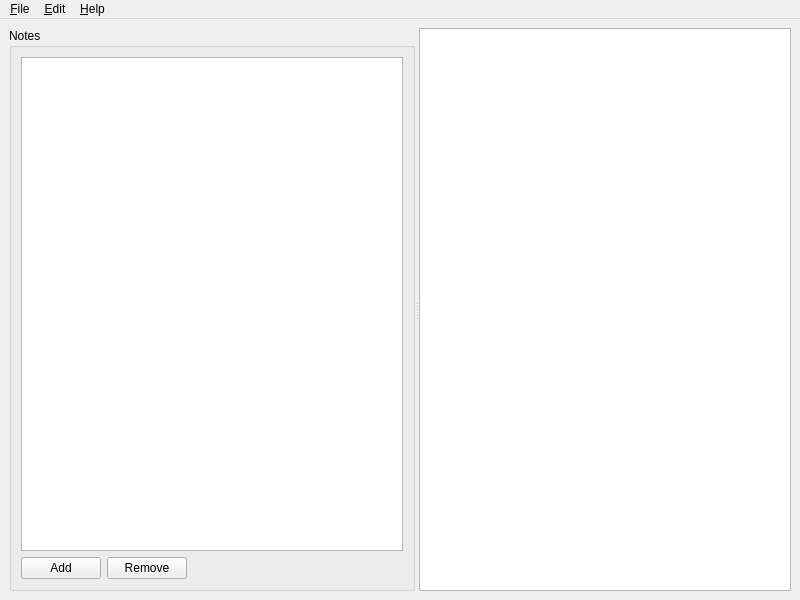
First picture: the form in src/desktop/ui/MainWindow.ui, repository akb825/NoteVault, before the edit.
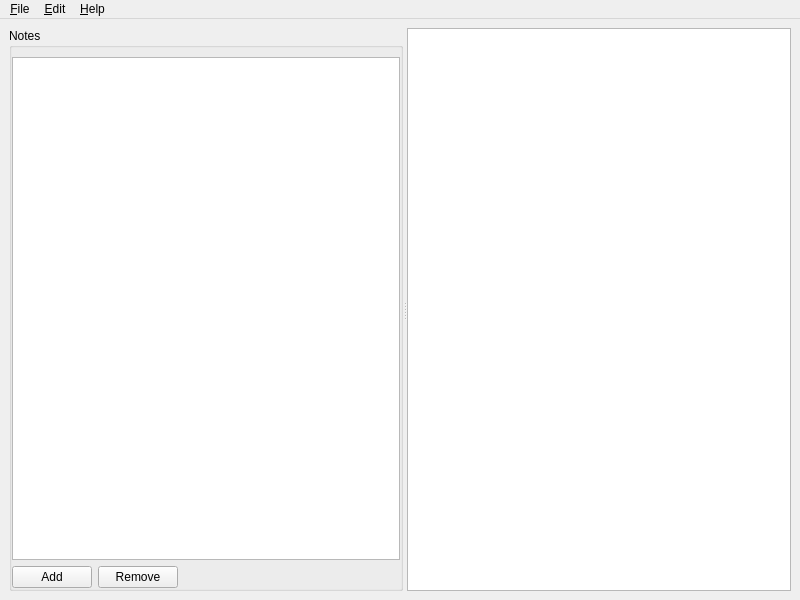
Second picture: the form after the edit. Icons and pictures are not drawn.

Commit message: Adjusted margins around note list

Patch:
```diff
--- a/src/desktop/ui/MainWindow.ui
+++ b/src/desktop/ui/MainWindow.ui
@@ -25,6 +25,15 @@
         <string>Notes</string>
        </property>
        <layout class="QVBoxLayout" name="verticalLayout">
+        <property name="leftMargin">
+         <number>0</number>
+        </property>
+        <property name="rightMargin">
+         <number>0</number>
+        </property>
+        <property name="bottomMargin">
+         <number>0</number>
+        </property>
         <item>
          <widget class="QListWidget" name="noteList"/>
         </item>
```
